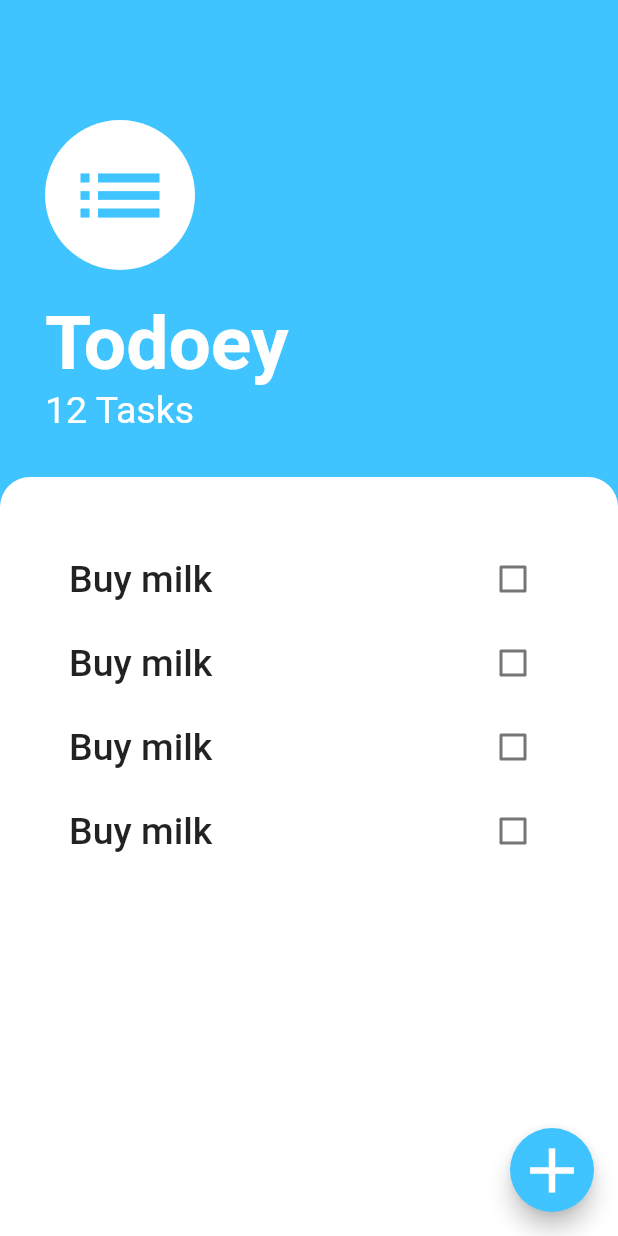
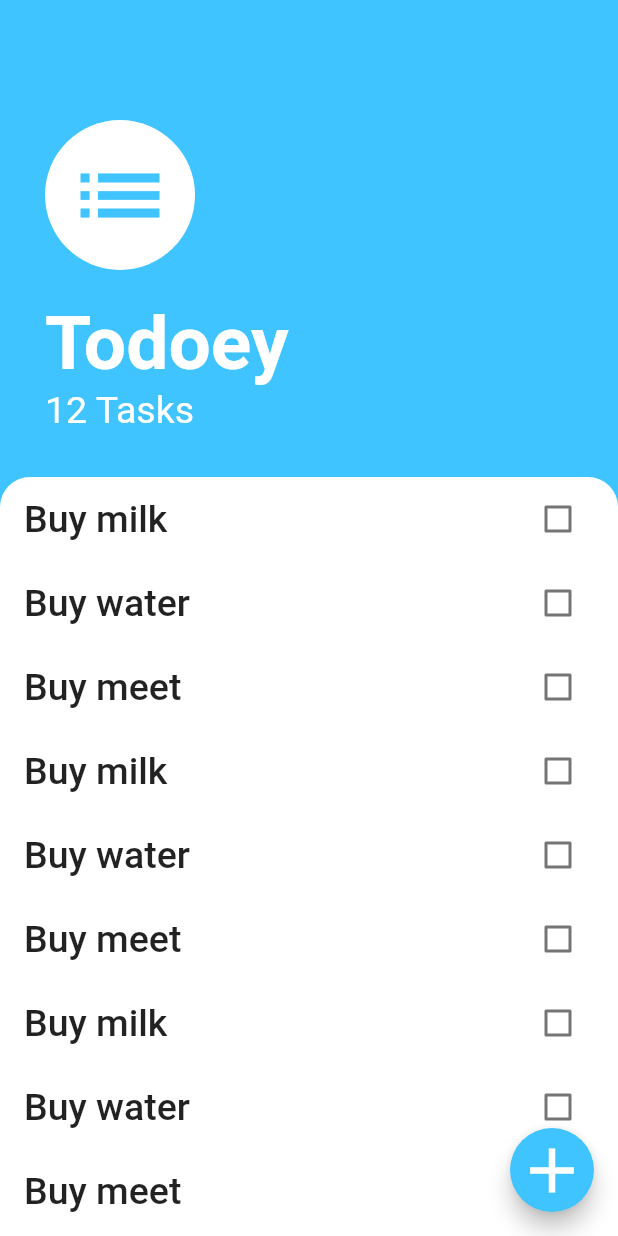
Before and after one commit to matr0s/todo_fliutter, a Flutter app: the screen it shows after launch, on a phone screen of 412 x 824 dp. Run offline on Flutter 3.47's test engine with Material 2 defaults, Android fonts, the phone set to English and light mode, and no system bars.

Commit message:
Dymanic ListView builder added

```diff
--- /dev/null
+++ b/lib/models/task.dart
@@ -0,0 +1,10 @@
+class Task {
+  String taskName;
+  bool isDone;
+
+  Task({this.taskName, this.isDone = false});
+
+  void toggleDone() {
+    isDone = !isDone;
+  }
+}
--- a/lib/screens/tasks_screen.dart
+++ b/lib/screens/tasks_screen.dart
@@ -1,5 +1,4 @@
 import 'dart:ui';
-
 import 'package:flutter/cupertino.dart';
 import 'package:flutter/material.dart';
 import 'package:flutter/painting.dart';
--- a/lib/widgets/task_list.dart
+++ b/lib/widgets/task_list.dart
@@ -1,18 +1,58 @@
 import 'package:flutter/material.dart';
 
 import 'package:todoey_fliutter/widgets/task_tile.dart';
+import 'package:todoey_fliutter/models/task.dart';
 
-class TasksList extends StatelessWidget {
+class TasksList extends StatefulWidget {
+  @override
+  _TasksListState createState() => _TasksListState();
+}
+
+class _TasksListState extends State<TasksList> {
+  List<Task> tasks = [
+    Task(taskName: 'Buy milk'),
+    Task(taskName: 'Buy water'),
+    Task(taskName: 'Buy meet'),
+    Task(taskName: 'Buy milk'),
+    Task(taskName: 'Buy water'),
+    Task(taskName: 'Buy meet'),
+    Task(taskName: 'Buy milk'),
+    Task(taskName: 'Buy water'),
+    Task(taskName: 'Buy meet'),
+    Task(taskName: 'Buy milk'),
+    Task(taskName: 'Buy water'),
+    Task(taskName: 'Buy meet'),
+    Task(taskName: 'Buy milk'),
+    Task(taskName: 'Buy water'),
+    Task(taskName: 'Buy meet'),
+    Task(taskName: 'Buy milk'),
+    Task(taskName: 'Buy water'),
+    Task(taskName: 'Buy meet'),
+    Task(taskName: 'Buy milk'),
+    Task(taskName: 'Buy water'),
+    Task(taskName: 'Buy meet'),
+    Task(taskName: 'Buy milk'),
+    Task(taskName: 'Buy water'),
+    Task(taskName: 'Buy meet'),
+  ];
+
   @override
   Widget build(BuildContext context) {
-    return ListView(
-        padding:
-            EdgeInsets.only(top: 40.0, bottom: 10.0, left: 30.0, right: 30.0),
-        children: [
-          TaskTile(),
-          TaskTile(),
-          TaskTile(),
-          TaskTile(),
-        ]);
+    return ListView.builder(
+      itemBuilder: (context, index) {
+        return TaskTile(
+            taskTitle: tasks[index].taskName,
+            isChecked: tasks[index].isDone,
+            checkboxCallback: (bool checkboxState) {
+              setState(() {
+                tasks[index].toggleDone();
+              });
+            });
+      },
+      itemCount: tasks.length,
+    );
+    // padding:
+    //     EdgeInsets.only(top: 40.0, bottom: 10.0, left: 30.0, right: 30.0),
+    //
   }
 }
--- a/lib/widgets/task_tile.dart
+++ b/lib/widgets/task_tile.dart
@@ -1,25 +1,18 @@
 import 'package:flutter/cupertino.dart';
 import 'package:flutter/material.dart';
 
-class TaskTile extends StatefulWidget {
-  @override
-  _TaskTileState createState() => _TaskTileState();
-}
+class TaskTile extends StatelessWidget {
+  final bool isChecked;
+  final String taskTitle;
+  final Function checkboxCallback;
 
-class _TaskTileState extends State<TaskTile> {
-  bool isChecked = false;
-
-  // void checkboxCallback(bool checkboxState) {
-  //   setState(() {
-  //     isChecked = checkboxState;
-  //   });
-  // }
+  TaskTile({this.isChecked, this.taskTitle, this.checkboxCallback});
 
   @override
   Widget build(BuildContext context) {
     return ListTile(
         title: Text(
-        'Buy milk',
+          taskTitle,
           style: TextStyle(
             fontSize: 25.0,
             fontWeight: FontWeight.w500,
@@ -27,29 +20,10 @@ class _TaskTileState extends State<TaskTile> {
                 isChecked ? TextDecoration.lineThrough : TextDecoration.none,
           ),
         ),
-      trailing: TaskCheckbox(
-        checkboxState: isChecked,
-        toggleCheckboxState: (bool checkboxState) {
-          setState(() {
-            isChecked = checkboxState;
-          });
-        },
-      ),
-    );
+        trailing: Checkbox(
+          activeColor: Colors.lightBlueAccent,
+          value: isChecked,
+          onChanged: checkboxCallback,
+        ));
   }
 }
-
-class TaskCheckbox extends StatelessWidget {
-  TaskCheckbox({this.checkboxState, this.toggleCheckboxState});
-  final bool checkboxState;
-  final Function toggleCheckboxState;
-
-  @override
-  Widget build(BuildContext context) {
-    return Checkbox(
-        activeColor: Colors.lightBlueAccent,
-        value: checkboxState,
-        onChanged: toggleCheckboxState);
-    // print('value: $value, isChecked $checkboxState');
-  }
-}
```
Lines whose indentation alone changed are shown as unchanged.
